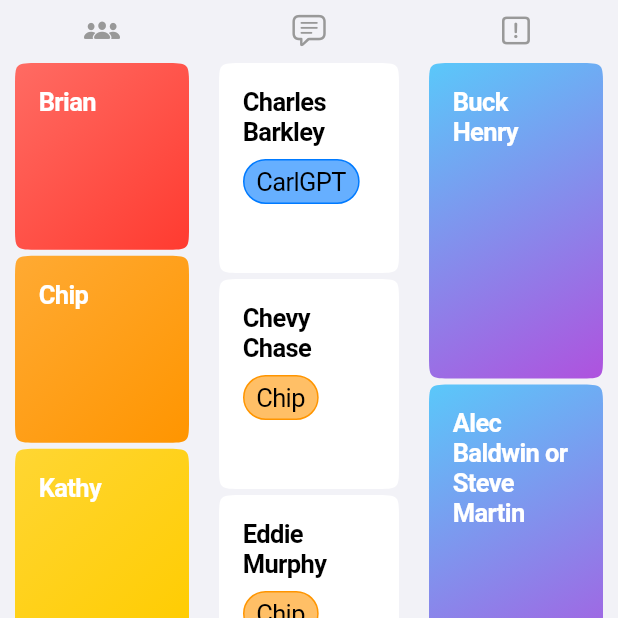
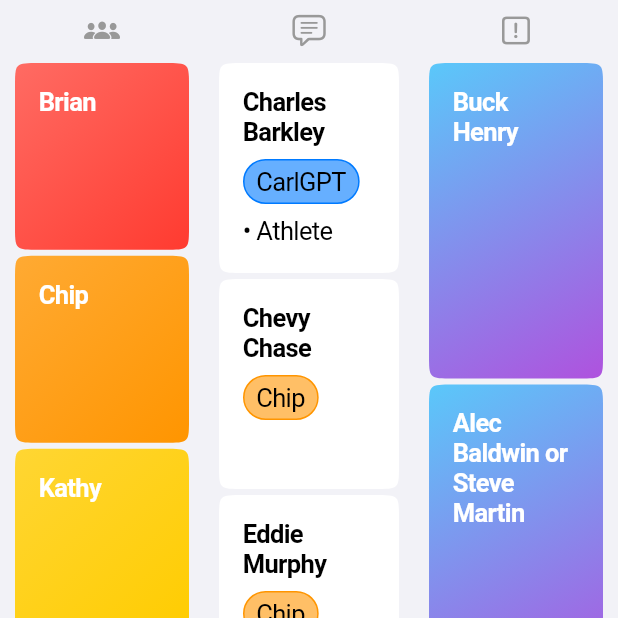
Before and after one commit to wesleym/friendlyscorer, a Flutter app: the screen it shows after launch, on a phone screen of 412 x 824 dp, the top half of it. Run offline on Flutter 3.47's test engine with Material 2 defaults, Android fonts, the phone set to English and light mode, and no system bars.

Commit message:
Add default rule associations

```diff
--- a/lib/src/data/defaults.dart
+++ b/lib/src/data/defaults.dart
@@ -96,12 +96,28 @@ final defaultPlayerAnswerAssociations = [
   PlayerAnswerAssociation(playerId: carlGpt.id, answerId: magnusCarlsen.id),
 ];
 
+final alecBaldwinOrSteveMartin = ruleFromName('Alec Baldwin or Steve Martin');
+final athleteRule = ruleFromName('Athlete');
+
 final defaultRules = [
-  'Buck Henry',
-  'Alec Baldwin or Steve Martin',
-  'Athlete',
-].map((r) {
+  ruleFromName('Buck Henry'),
+  alecBaldwinOrSteveMartin,
+  athleteRule,
+];
+
+Rule ruleFromName(String r) {
   final id = RuleIdVendor().next();
   final color = playerColors[id];
   return Rule(id: id.toString(), text: r, color: color);
-}).toList();
+}
+
+final defaultAnswerRuleAssociations = [
+  AnswerRuleAssociation(
+    ruleId: alecBaldwinOrSteveMartin.id,
+    answerId: steveMartin.id,
+  ),
+  AnswerRuleAssociation(
+    ruleId: athleteRule.id,
+    answerId: charlesBarkley.id,
+  ),
+];
--- a/lib/src/data/repository.dart
+++ b/lib/src/data/repository.dart
@@ -139,7 +139,7 @@ class AnswerRuleAssociationRepository {
   static getInstance(RuleRepository ruleRepository) =>
       _instance ??= AnswerRuleAssociationRepository(ruleRepository);
 
-  final _associations = <AnswerRuleAssociation>[];
+  final _associations = defaultAnswerRuleAssociations.toList();
   final _streamController =
       StreamController<List<AnswerRuleAssociation>>.broadcast();
   final RuleRepository _ruleRepository;
```
